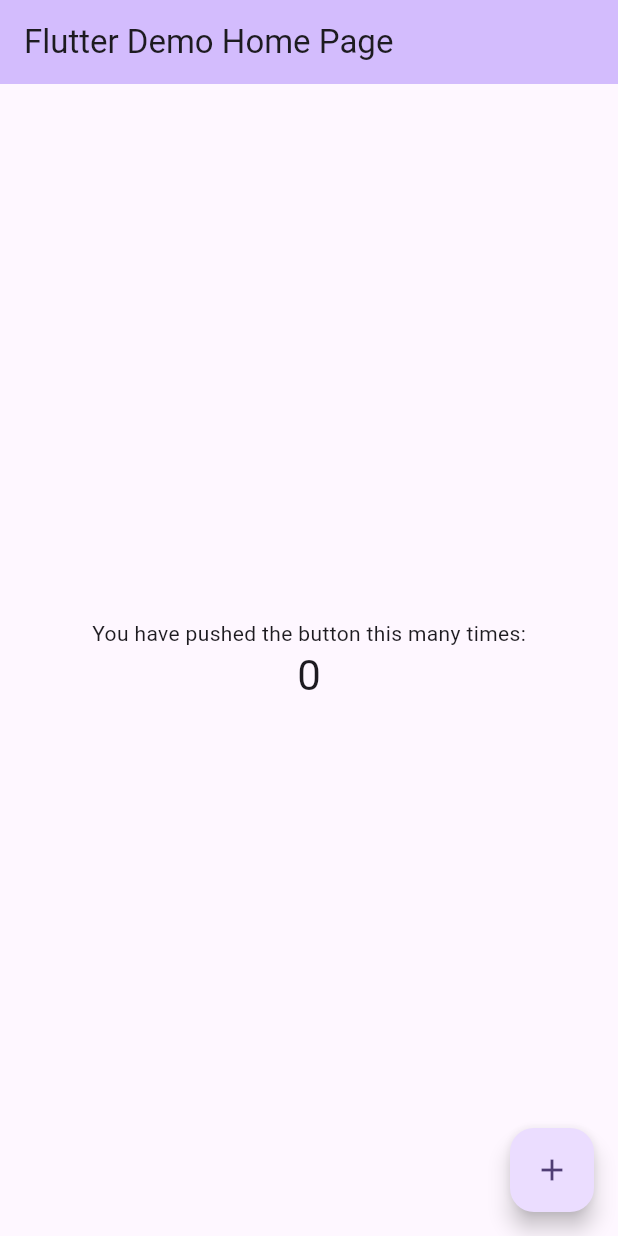
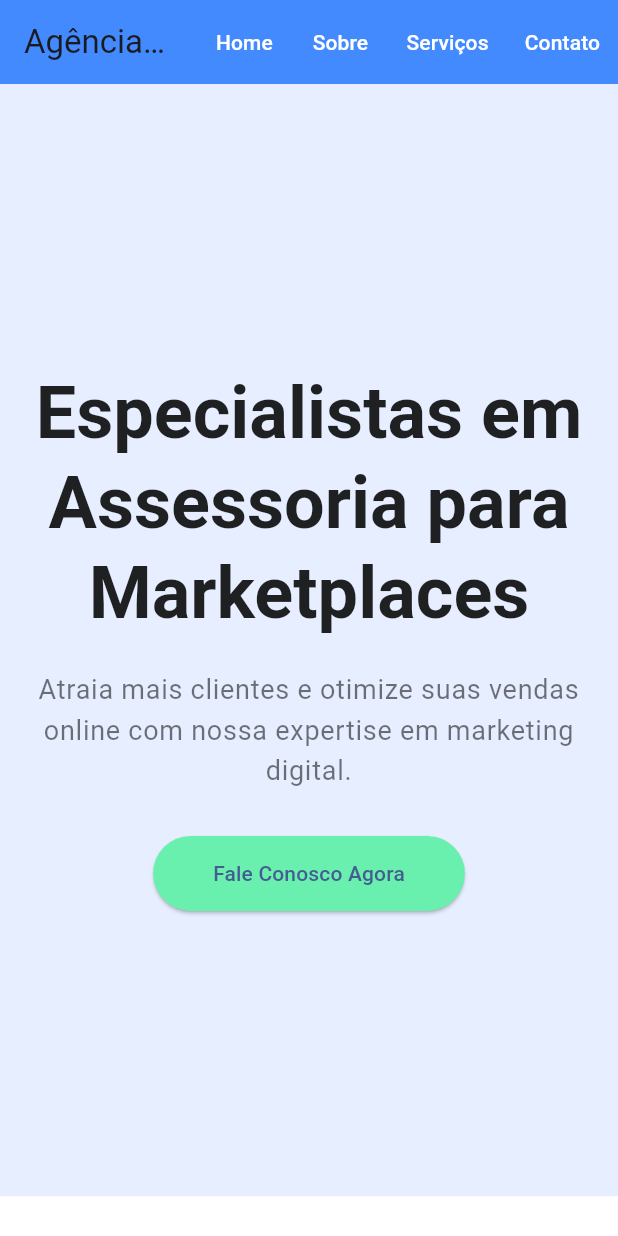
Before and after one commit to could-ai/019a1155-e739-79c4-81e9-2f6c5b22e0c2, a Flutter app: the screen it shows after launch, on a phone screen of 412 x 824 dp. Run offline on Flutter 3.47's test engine with Material 3 defaults, Android fonts, the phone set to English and light mode, and no system bars.

Commit message:
Substituí completamente o código existente do arquivo lib/main.dart por uma implementação completa de uma landing page moderna e responsiva para a agência de marketing. Adicionei uma estrutura com 8 seções principais (hero, sobre, serviços, diferenciais, portfólio, depoimentos, contato e footer), utilizando widgets do Flutter como SingleChildScrollView para rolagem, LayoutBuilder para responsividade, e Material Design para um visual profissional. Incluí navegação suave via ScrollController, CTAs estratégicos para otimizar conversões, e placeholders para conteúdo futuro. Cada seção foi criada como um widget separado para facilitar expansões, com foco em clareza e impacto visual, seguindo boas práticas de Flutter como separação de responsabilidades e uso de temas para consistência.

```diff
--- a/usr/lib/main.dart
+++ b/usr/lib/main.dart
@@ -7,114 +7,296 @@ void main() {
 class MyApp extends StatelessWidget {
   const MyApp({super.key});
 
-  // This widget is the root of your application.
   @override
   Widget build(BuildContext context) {
     return MaterialApp(
-      title: 'Flutter Demo',
+      title: 'Agência de Marketing - Assessoria para Marketplaces',
       debugShowCheckedModeBanner: false,
       theme: ThemeData(
-        // This is the theme of your application.
-        //
-        // TRY THIS: Try running your application with "flutter run". You'll see
-        // the application has a purple toolbar. Then, without quitting the app,
-        // try changing the seedColor in the colorScheme below to Colors.green
-        // and then invoke "hot reload" (save your changes or press the "hot
-        // reload" button in a Flutter-supported IDE, or press "r" if you used
-        // the command line to start the app).
-        //
-        // Notice that the counter didn't reset back to zero; the application
-        // state is not lost during the reload. To reset the state, use hot
-        // restart instead.
-        //
-        // This works for code too, not just values: Most code changes can be
-        // tested with just a hot reload.
-        colorScheme: ColorScheme.fromSeed(seedColor: Colors.deepPurple),
+        primaryColor: Colors.blueAccent,
+        colorScheme: ColorScheme.fromSeed(
+          seedColor: Colors.blueAccent,
+          brightness: Brightness.light,
+        ),
+        textTheme: const TextTheme(
+          headlineLarge: TextStyle(fontSize: 48, fontWeight: FontWeight.bold, color: Colors.black87),
+          headlineMedium: TextStyle(fontSize: 32, fontWeight: FontWeight.w600, color: Colors.black87),
+          bodyLarge: TextStyle(fontSize: 18, color: Colors.black54),
+          bodyMedium: TextStyle(fontSize: 16, color: Colors.black54),
+        ),
+        buttonTheme: const ButtonThemeData(
+          buttonColor: Colors.greenAccent,
+          textTheme: ButtonTextTheme.primary,
+        ),
       ),
-      home: const MyHomePage(title: 'Flutter Demo Home Page'),
+      home: const LandingPage(),
     );
   }
 }
 
-class MyHomePage extends StatefulWidget {
-  const MyHomePage({super.key, required this.title});
-
-  // This widget is the home page of your application. It is stateful, meaning
-  // that it has a State object (defined below) that contains fields that affect
-  // how it looks.
-
-  // This class is the configuration for the state. It holds the values (in this
-  // case the title) provided by the parent (in this case the App widget) and
-  // used by the build method of the State. Fields in a Widget subclass are
-  // always marked "final".
-
-  final String title;
+class LandingPage extends StatefulWidget {
+  const LandingPage({super.key});
 
   @override
-  State<MyHomePage> createState() => _MyHomePageState();
+  State<LandingPage> createState() => _LandingPageState();
 }
 
-class _MyHomePageState extends State<MyHomePage> {
-  int _counter = 0;
+class _LandingPageState extends State<LandingPage> {
+  final ScrollController _scrollController = ScrollController();
 
-  void _incrementCounter() {
-    setState(() {
-      // This call to setState tells the Flutter framework that something has
-      // changed in this State, which causes it to rerun the build method below
-      // so that the display can reflect the updated values. If we changed
-      // _counter without calling setState(), then the build method would not be
-      // called again, and so nothing would appear to happen.
-      _counter++;
-    });
+  void _scrollToSection(int sectionIndex) {
+    double offset = sectionIndex * MediaQuery.of(context).size.height * 0.8; // Aproximação para rolagem suave
+    _scrollController.animateTo(
+      offset,
+      duration: const Duration(seconds: 1),
+      curve: Curves.easeInOut,
+    );
   }
 
   @override
   Widget build(BuildContext context) {
-    // This method is rerun every time setState is called, for instance as done
-    // by the _incrementCounter method above.
-    //
-    // The Flutter framework has been optimized to make rerunning build methods
-    // fast, so that you can just rebuild anything that needs updating rather
-    // than having to individually change instances of widgets.
     return Scaffold(
       appBar: AppBar(
-        // TRY THIS: Try changing the color here to a specific color (to
-        // Colors.amber, perhaps?) and trigger a hot reload to see the AppBar
-        // change color while the other colors stay the same.
-        backgroundColor: Theme.of(context).colorScheme.inversePrimary,
-        // Here we take the value from the MyHomePage object that was created by
-        // the App.build method, and use it to set our appbar title.
-        title: Text(widget.title),
+        title: const Text('Agência Marketing'),
+        backgroundColor: Theme.of(context).primaryColor,
+        actions: [
+          TextButton(
+            onPressed: () => _scrollToSection(0),
+            child: const Text('Home', style: TextStyle(color: Colors.white)),
+          ),
+          TextButton(
+            onPressed: () => _scrollToSection(1),
+            child: const Text('Sobre', style: TextStyle(color: Colors.white)),
+          ),
+          TextButton(
+            onPressed: () => _scrollToSection(2),
+            child: const Text('Serviços', style: TextStyle(color: Colors.white)),
+          ),
+          TextButton(
+            onPressed: () => _scrollToSection(3),
+            child: const Text('Contato', style: TextStyle(color: Colors.white)),
+          ),
+        ],
       ),
-      body: Center(
-        // Center is a layout widget. It takes a single child and positions it
-        // in the middle of the parent.
+      body: SingleChildScrollView(
+        controller: _scrollController,
         child: Column(
-          // Column is also a layout widget. It takes a list of children and
-          // arranges them vertically. By default, it sizes itself to fit its
-          // children horizontally, and tries to be as tall as its parent.
-          //
-          // Column has various properties to control how it sizes itself and
-          // how it positions its children. Here we use mainAxisAlignment to
-          // center the children vertically; the main axis here is the vertical
-          // axis because Columns are vertical (the cross axis would be
-          // horizontal).
-          //
-          // TRY THIS: Invoke "debug painting" (choose the "Toggle Debug Paint"
-          // action in the IDE, or press "p" in the console), to see the
-          // wireframe for each widget.
-          mainAxisAlignment: MainAxisAlignment.center,
-          children: <Widget>[
-            const Text('You have pushed the button this many times:'),
-            Text('$_counter', style: Theme.of(context).textTheme.headlineMedium),
+          children: [
+            _buildHeroSection(),
+            _buildAboutSection(),
+            _buildServicesSection(),
+            _buildWhyChooseUsSection(),
+            _buildPortfolioSection(),
+            _buildTestimonialsSection(),
+            _buildContactSection(),
+            _buildFooterSection(),
           ],
         ),
       ),
-      floatingActionButton: FloatingActionButton(
-        onPressed: _incrementCounter,
-        tooltip: 'Increment',
-        child: const Icon(Icons.add),
-      ), // This trailing comma makes auto-formatting nicer for build methods.
+    );
+  }
+
+  Widget _buildHeroSection() {
+    return Container(
+      height: MediaQuery.of(context).size.height * 0.9,
+      padding: const EdgeInsets.symmetric(horizontal: 20, vertical: 40),
+      color: Colors.blueAccent.withOpacity(0.1),
+      child: LayoutBuilder(
+        builder: (context, constraints) {
+          return Column(
+            mainAxisAlignment: MainAxisAlignment.center,
+            children: [
+              Text(
+                'Especialistas em Assessoria para Marketplaces',
+                style: Theme.of(context).textTheme.headlineLarge,
+                textAlign: TextAlign.center,
+              ),
+              const SizedBox(height: 20),
+              Text(
+                'Atraia mais clientes e otimize suas vendas online com nossa expertise em marketing digital.',
+                style: Theme.of(context).textTheme.bodyLarge,
+                textAlign: TextAlign.center,
+              ),
+              const SizedBox(height: 30),
+              ElevatedButton(
+                onPressed: () => _scrollToSection(6), // Scroll to contact
+                style: ElevatedButton.styleFrom(
+                  backgroundColor: Colors.greenAccent,
+                  padding: const EdgeInsets.symmetric(horizontal: 40, vertical: 15),
+                ),
+                child: const Text('Fale Conosco Agora'),
+              ),
+            ],
+          );
+        },
+      ),
+    );
+  }
+
+  Widget _buildAboutSection() {
+    return Container(
+      padding: const EdgeInsets.all(40),
+      color: Colors.white,
+      child: Column(
+        children: [
+          Text(
+            'Sobre Nossa Agência',
+            style: Theme.of(context).textTheme.headlineMedium,
+          ),
+          const SizedBox(height: 20),
+          Text(
+            'Somos uma agência dedicada a ajudar marketplaces a crescerem através de estratégias de marketing inovadoras e personalizadas.',
+            style: Theme.of(context).textTheme.bodyMedium,
+            textAlign: TextAlign.center,
+          ),
+        ],
+      ),
+    );
+  }
+
+  Widget _buildServicesSection() {
+    return Container(
+      padding: const EdgeInsets.all(40),
+      color: Colors.grey[100],
+      child: Column(
+        children: [
+          Text(
+            'Nossos Serviços',
+            style: Theme.of(context).textTheme.headlineMedium,
+          ),
+          const SizedBox(height: 20),
+          Row(
+            mainAxisAlignment: MainAxisAlignment.spaceEvenly,
+            children: [
+              _serviceCard('Consultoria Estratégica'),
+              _serviceCard('Otimização de SEO'),
+              _serviceCard('Gestão de Anúncios'),
+            ],
+          ),
+        ],
+      ),
+    );
+  }
+
+  Widget _serviceCard(String title) {
+    return Card(
+      elevation: 4,
+      child: Container(
+        width: 200,
+        padding: const EdgeInsets.all(20),
+        child: Column(
+          children: [
+            Icon(Icons.business, size: 50, color: Colors.blueAccent),
+            const SizedBox(height: 10),
+            Text(title, style: Theme.of(context).textTheme.bodyMedium),
+          ],
+        ),
+      ),
+    );
+  }
+
+  Widget _buildWhyChooseUsSection() {
+    return Container(
+      padding: const EdgeInsets.all(40),
+      color: Colors.white,
+      child: Column(
+        children: [
+          Text(
+            'Por Que Nos Escolher?',
+            style: Theme.of(context).textTheme.headlineMedium,
+          ),
+          const SizedBox(height: 20),
+          Text(
+            'Experiência comprovada, resultados mensuráveis e foco total no sucesso dos seus marketplaces.',
+            style: Theme.of(context).textTheme.bodyMedium,
+            textAlign: TextAlign.center,
+          ),
+        ],
+      ),
+    );
+  }
+
+  Widget _buildPortfolioSection() {
+    return Container(
+      padding: const EdgeInsets.all(40),
+      color: Colors.grey[100],
+      child: Column(
+        children: [
+          Text(
+            'Portfólio e Casos de Sucesso',
+            style: Theme.of(context).textTheme.headlineMedium,
+          ),
+          const SizedBox(height: 20),
+          // Placeholder para imagens/casos
+          Text('Aqui serão exibidos exemplos de projetos realizados. (Adicione imagens futuras)', style: Theme.of(context).textTheme.bodyMedium),
+        ],
+      ),
+    );
+  }
+
+  Widget _buildTestimonialsSection() {
+    return Container(
+      padding: const EdgeInsets.all(40),
+      color: Colors.white,
+      child: Column(
+        children: [
+          Text(
+            'Depoimentos de Clientes',
+            style: Theme.of(context).textTheme.headlineMedium,
+          ),
+          const SizedBox(height: 20),
+          Text(
+            '"A assessoria ajudou nosso marketplace a dobrar as vendas!" - Cliente Satisfeito',
+            style: Theme.of(context).textTheme.bodyMedium,
+            textAlign: TextAlign.center,
+          ),
+        ],
+      ),
+    );
+  }
+
+  Widget _buildContactSection() {
+    return Container(
+      padding: const EdgeInsets.all(40),
+      color: Colors.grey[100],
+      child: Column(
+        children: [
+          Text(
+            'Entre em Contato',
+            style: Theme.of(context).textTheme.headlineMedium,
+          ),
+          const SizedBox(height: 20),
+          const TextField(decoration: InputDecoration(labelText: 'Nome')),
+          const TextField(decoration: InputDecoration(labelText: 'Email')),
+          const TextField(decoration: InputDecoration(labelText: 'Mensagem')),
+          const SizedBox(height: 20),
+          ElevatedButton(
+            onPressed: () {}, // Placeholder para envio
+            child: const Text('Enviar Mensagem'),
+          ),
+        ],
+      ),
+    );
+  }
+
+  Widget _buildFooterSection() {
+    return Container(
+      padding: const EdgeInsets.all(20),
+      color: Colors.black87,
+      child: Column(
+        children: [
+          Text(
+            '© 2023 Agência de Marketing. Todos os direitos reservados.',
+            style: const TextStyle(color: Colors.white),
+          ),
+          const SizedBox(height: 10),
+          ElevatedButton(
+            onPressed: () {},
+            style: ElevatedButton.styleFrom(backgroundColor: Colors.greenAccent),
+            child: const Text('CTA Final: Comece Agora'),
+          ),
+        ],
+      ),
     );
   }
 }
```
